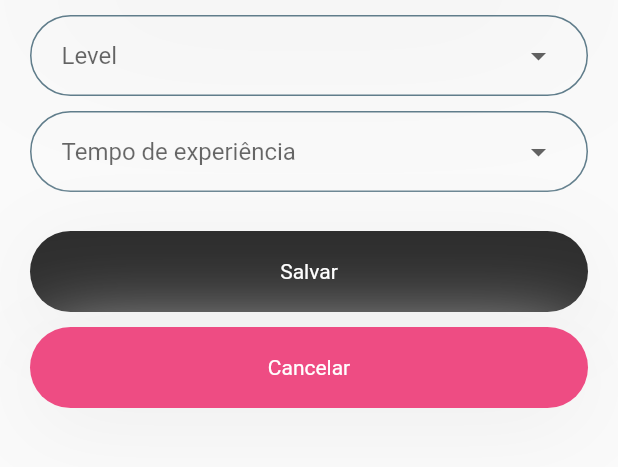
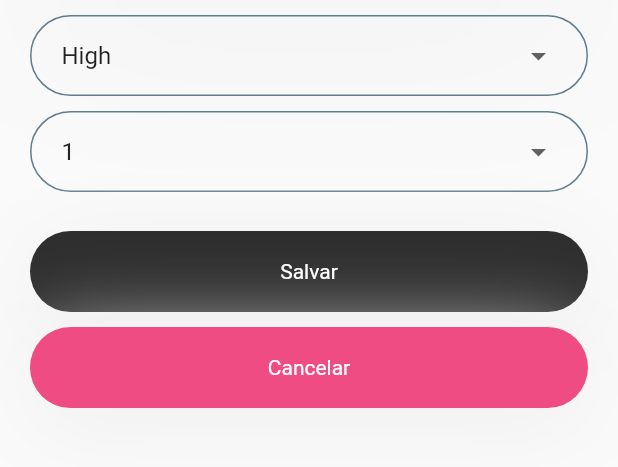
Before and after one commit to flavio-fgjj/crud-skills-flutter, a Flutter app: the HomeScreen screen opened by its route, after a tap on the "add" icon, on a phone screen of 412 x 824 dp, the part 432-899 px from its top. Run offline on Flutter 3.47's test engine with Material 2 defaults, Android fonts, the phone set to English and light mode, and no system bars; our stand-ins replace cloud_firestore, firebase_auth, firebase_core, shared_preferences; missing offline and left inert: dart:ffi; accounts and stored records are empty; network calls fail.

Commit message:
fix at edit skill

```diff
--- a/lib/main.dart
+++ b/lib/main.dart
@@ -39,7 +39,7 @@ class MyApp extends StatelessWidget {
         AuthScreen.id: (context) => const AuthScreen(),
         SignUpScreen.id: (context) => const SignUpScreen(),
         HomeScreen.id: (context) => const HomeScreen(),
-        AddEditScreen.id: (context) => const AddEditScreen(idCollection: '_',),
+        AddEditScreen.id: (context) => AddEditScreen(idCollection: '_', timeExperience: '', level: '', skill: '',),
         SplashScreen.id: (context) => const SplashScreen()
       },
     );
--- a/lib/screens/add_edit_screen.dart
+++ b/lib/screens/add_edit_screen.dart
@@ -11,31 +11,29 @@ import '../widgets/rounded_dropdown.dart';
 class AddEditScreen extends StatefulWidget {
   static const String id = "/addedit_screen";
 
-  const AddEditScreen({
+  AddEditScreen({
     super.key,
-    required this.idCollection
+    required this.idCollection,
+    required this.level,
+    required this.timeExperience,
+    required this.skill
   });
 
   final String idCollection;
+  String? level;
+  String? timeExperience;
+  String skill;
 
   @override
   State<StatefulWidget> createState() => StartState();
 }
 
 class StartState extends State<AddEditScreen> {
-  @override
-  Widget build(BuildContext context) {
-    return initWidget();
-  }
-
   final skillController = TextEditingController();
 
   String id = "";
   String userId = '';
   String profileImg = "";
-
-  String level = " ";
-  String timeExperience = " ";
 
   final List<String> _levelValues = [
     "High",
@@ -53,9 +51,16 @@ class StartState extends State<AddEditScreen> {
 
   @override
   void initState() {
-    super.initState();
     getUserId();
     getUserData();
+    if (widget.idCollection != '_') {
+      skillController.text = widget.skill;
+    } else {
+      widget.level = _levelValues[0];
+      widget.timeExperience = _timeExperienceValues[0];
+      widget.skill = "";
+    }
+    super.initState();
   }
 
   //#regionFutures
@@ -76,9 +81,9 @@ class StartState extends State<AddEditScreen> {
             .get();
 
         if (document.exists) {
-          skillController.text = document.data()?['skill'];
-          level = document.data()?['level'];
-          timeExperience = document.data()?['timeExperience'];
+          widget.skill = document.data()?['skill'];
+          widget.level = document.data()?['level'];
+          widget.timeExperience = document.data()?['timeExperience'];
         }
       }
     } catch (e) {
@@ -106,6 +111,11 @@ class StartState extends State<AddEditScreen> {
     }
   }
   //#endregion
+
+  @override
+  Widget build(BuildContext context) {
+    return initWidget();
+  }
 
   initWidget() {
     return Scaffold(
@@ -142,8 +152,64 @@ class StartState extends State<AddEditScreen> {
               ),
               obscureText: false,
             ),
-            RoundedDropdown(hint: const Text("Level"), listValues: _levelValues, newValue: level,),
-            RoundedDropdown(hint: const Text("Tempo de experiência"), listValues: _timeExperienceValues, newValue: timeExperience,),
+            Container(
+              alignment: Alignment.center,
+              margin: const EdgeInsets.only(left: 20, right: 20, top: 10),
+              padding: const EdgeInsets.only(left: 20, right: 20),
+              height: 54,
+              decoration: BoxDecoration(
+                border: Border.all(color: Colors.blueGrey),
+                borderRadius: BorderRadius.circular(50),
+              ),
+              child: DropdownButtonHideUnderline(
+                child: DropdownButton<String>(
+                  borderRadius: BorderRadius.circular(6),
+                  isExpanded: true,
+                  value: widget.level,
+                  items: _levelValues.map((String value) {
+                    return DropdownMenuItem<String>(
+                      value: value,
+                      child: Text(value),
+                    );
+                  }).toList(),
+                  hint: const Text("Level"),
+                  onChanged: (String? value) {
+                    setState(() {
+                      widget.level = value;
+                    });
+                  },
+                ),
+              ),
+            ),
+            Container(
+              alignment: Alignment.center,
+              margin: const EdgeInsets.only(left: 20, right: 20, top: 10),
+              padding: const EdgeInsets.only(left: 20, right: 20),
+              height: 54,
+              decoration: BoxDecoration(
+                border: Border.all(color: Colors.blueGrey),
+                borderRadius: BorderRadius.circular(50),
+              ),
+              child: DropdownButtonHideUnderline(
+                child: DropdownButton<String>(
+                  borderRadius: BorderRadius.circular(6),
+                  isExpanded: true,
+                  value: widget.timeExperience,
+                  items: _timeExperienceValues.map((String value) {
+                    return DropdownMenuItem<String>(
+                      value: value,
+                      child: Text(value),
+                    );
+                  }).toList(),
+                  hint: const Text("Tempo de experiência"),
+                  onChanged: (String? value) {
+                    setState(() {
+                      widget.timeExperience = value;
+                    });
+                  },
+                ),
+              ),
+            ),
             const SizedBox(height: 16, width: double.infinity),
             GestureDetector(
               onTap: () {
@@ -168,7 +234,7 @@ class StartState extends State<AddEditScreen> {
   }
 
   bool validateFields() {
-    if (skillController.text.isEmpty || level.isEmpty || timeExperience.isEmpty) {
+    if (skillController.text.isEmpty || widget.level == null || widget.timeExperience == null) {
       return false;
     }
 
@@ -197,8 +263,8 @@ class StartState extends State<AddEditScreen> {
     try {
       final skillToSave = <String, String?>{
         "skill": skillController.text,
-        "level": level,
-        "timeExperience": timeExperience,
+        "level": widget.level,
+        "timeExperience": widget.timeExperience,
         "userId": userId,
       };
 
--- a/lib/screens/home/home_screen.dart
+++ b/lib/screens/home/home_screen.dart
@@ -182,7 +182,7 @@ class StartState extends State<HomeScreen> {
                           Navigator.push(
                               context,
                               MaterialPageRoute(
-                                builder: (context) => AddEditScreen(idCollection: skill.id),
+                                builder: (context) => AddEditScreen(idCollection: skill.id, level: skill.level, timeExperience: skill.timeExperience, skill: skill.skill,),
                               ));
                         },
                       ),
@@ -210,7 +210,7 @@ class StartState extends State<HomeScreen> {
           Navigator.push(
               context,
               MaterialPageRoute(
-                builder: (context) => const AddEditScreen(idCollection: "_"),
+                builder: (context) => AddEditScreen(idCollection: "_", level: '', timeExperience: '', skill: ''),
               ));
         },
         backgroundColor: const Color(0xff2e2e2e),
--- a/lib/widgets/rounded_dropdown.dart
+++ b/lib/widgets/rounded_dropdown.dart
@@ -10,7 +10,7 @@ class RoundedDropdown extends StatelessWidget {
   });
 
   final Text hint;
-  late final String newValue;
+  late String? newValue;
   final List<String> listValues;
 
   @override
@@ -28,6 +28,7 @@ class RoundedDropdown extends StatelessWidget {
         child: DropdownButton<String>(
           borderRadius: BorderRadius.circular(6),
           isExpanded: true,
+          //value: newValue,
           items: listValues.map((String value) {
             return DropdownMenuItem<String>(
               value: value,
@@ -35,8 +36,8 @@ class RoundedDropdown extends StatelessWidget {
             );
           }).toList(),
           hint: hint,
-          onChanged: (value) {
-            newValue = value ?? "";
+          onChanged: (String? value) {
+            newValue = value;
           },
         ),
       ),
```
